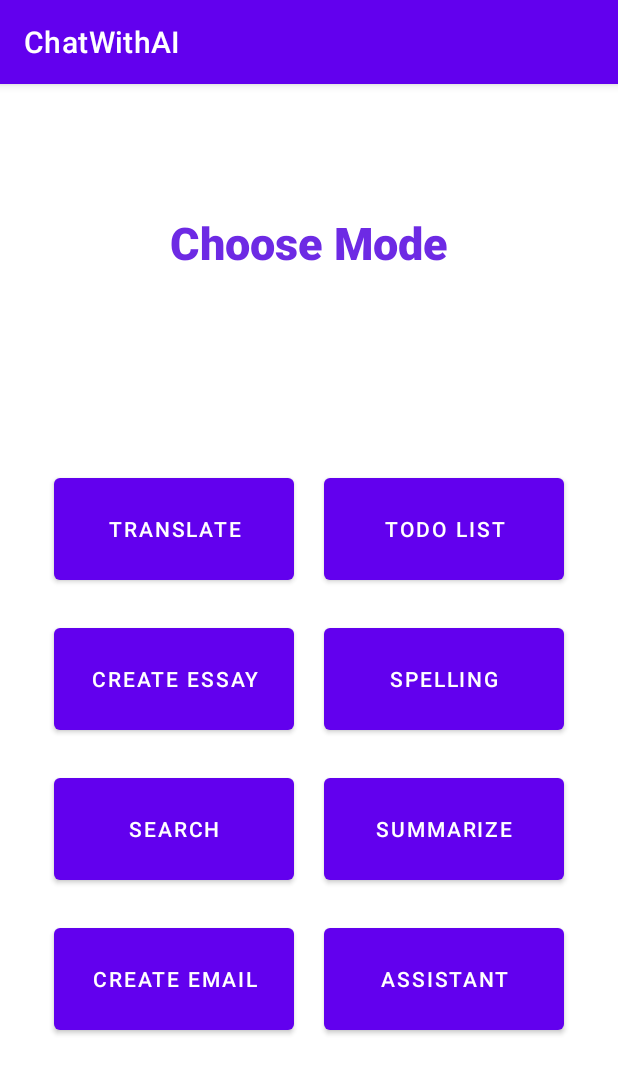
After one commit to juanc07/ChatWithAI, an Android app: the fragment ModeScreenFragment shown on its own in the app's theme, on a phone screen of 412 x 824 dp. The commit adds this screen. Shown: the top 1074 px of the screen. Run offline under Robolectric (Android 15) with nearby library versions, the phone set to English and light mode, and no system bars; our stand-ins replace Firebase (no records; nobody signed in at launch, a user with empty details on screens opened directly), data binding, navigation-ui.

Commit message:
started with mode select screen and move remote config to welcom

```diff
--- a/app/build.gradle
+++ b/app/build.gradle
@@ -13,8 +13,8 @@ android {
         applicationId "com.thinkbloxph.chatwithai"
         minSdk 26
         targetSdk 33
-        versionCode 19
-        versionName "1.0.18"
+        versionCode 20
+        versionName "1.0.19"
 
         testInstrumentationRunner "androidx.test.runner.AndroidJUnitRunner"
     }
--- a/app/src/main/java/com/thinkbloxph/chatwithai/MessageListAdapter.kt
+++ b/app/src/main/java/com/thinkbloxph/chatwithai/MessageListAdapter.kt
@@ -1,11 +1,10 @@
 package com.thinkbloxph.chatwithai
 
-import android.util.Log
 import android.view.LayoutInflater
 import android.view.ViewGroup
 import androidx.recyclerview.widget.LinearLayoutManager
 import androidx.recyclerview.widget.RecyclerView
-import com.thinkbloxph.chatwithai.screen.TypingStatusListener
+import com.thinkbloxph.chatwithai.`interface`.TypingStatusListener
 
 class MessageListAdapter(private val messageListRecyclerView: RecyclerView) : RecyclerView.Adapter<MessageViewHolder>() {
     private val messageList = mutableListOf<ChatMessage>()
--- a/app/src/main/java/com/thinkbloxph/chatwithai/MessageViewHolder.kt
+++ b/app/src/main/java/com/thinkbloxph/chatwithai/MessageViewHolder.kt
@@ -7,7 +7,7 @@ import android.view.View
 import android.widget.Button
 import android.widget.TextView
 import androidx.recyclerview.widget.RecyclerView
-import com.thinkbloxph.chatwithai.screen.TypingStatusListener
+import com.thinkbloxph.chatwithai.`interface`.TypingStatusListener
 
 class MessageViewHolder(itemView: View) : RecyclerView.ViewHolder(itemView) {
     //var isTyping: Boolean = false
--- /dev/null
+++ b/app/src/main/java/com/thinkbloxph/chatwithai/interface/TypingStatusListener.kt
@@ -0,0 +1,5 @@
+package com.thinkbloxph.chatwithai.`interface`
+
+interface TypingStatusListener {
+    fun onTypingStatusChanged(isTyping: Boolean)
+}
--- a/app/src/main/java/com/thinkbloxph/chatwithai/network/viewmodel/UserViewModel.kt
+++ b/app/src/main/java/com/thinkbloxph/chatwithai/network/viewmodel/UserViewModel.kt
@@ -40,6 +40,9 @@ class UserViewModel : ViewModel() {
 
     private val _enableSearch = MutableLiveData<Boolean>()
     val enableSearch: LiveData<Boolean> = _enableSearch
+
+    private val _creditUsage = MutableLiveData<Long>()
+    val creditUsage: LiveData<Long> = _creditUsage
 
     fun setFirebaseUserId(firebaseUserId: String) {
         _firebaseUserId.value = firebaseUserId
@@ -137,6 +140,14 @@ class UserViewModel : ViewModel() {
         return _enableSearch.value
     }
 
+    fun setCreditUsage(value: Long) {
+        _creditUsage.value = value
+    }
+
+    fun getCreditUsage(): Long? {
+        return _creditUsage.value
+    }
+
     fun reset() {
         _phoneNumber.value = ""
         _facebookUserId.value = ""
@@ -145,5 +156,6 @@ class UserViewModel : ViewModel() {
         _email.value = ""
         _enableSearch.value = true
         _searchNumResults.value = 3
+        _creditUsage.value = 1
     }
 }
--- a/app/src/main/java/com/thinkbloxph/chatwithai/screen/ChatScreenFragment.kt
+++ b/app/src/main/java/com/thinkbloxph/chatwithai/screen/ChatScreenFragment.kt
@@ -27,6 +27,7 @@ import com.thinkbloxph.chatwithai.*
 import com.thinkbloxph.chatwithai.api.GoogleApi
 import com.thinkbloxph.chatwithai.databinding.FragmentChatScreenBinding
 import com.thinkbloxph.chatwithai.helper.*
+import com.thinkbloxph.chatwithai.`interface`.TypingStatusListener
 import com.thinkbloxph.chatwithai.network.UserDatabase
 import com.thinkbloxph.chatwithai.network.viewmodel.UserViewModel
 import kotlinx.coroutines.Dispatchers
@@ -189,10 +190,11 @@ class ChatScreenFragment: Fragment() {
 
                                             if (!isSubscribed) {
                                                 // deduct each time the ai reply when not subscribed
+                                                var creditToDeduct = (_userViewModel.getCreditUsage()!! * -1).toInt()
                                                 _userViewModel.getCredit()?.let { it1 ->
                                                     userDb.updateCredit(
                                                         it1,
-                                                        -1,
+                                                        creditToDeduct,
                                                         callback = { newCredit, isSuccess ->
                                                             if (isSuccess) {
                                                                 if (newCredit != null) {
--- /dev/null
+++ b/app/src/main/java/com/thinkbloxph/chatwithai/screen/ModeScreenFragment.kt
@@ -0,0 +1,62 @@
+package com.thinkbloxph.chatwithai.screen
+
+import android.os.Bundle
+import android.view.LayoutInflater
+import android.view.View
+import android.view.ViewGroup
+import androidx.activity.OnBackPressedCallback
+import androidx.fragment.app.Fragment
+import androidx.fragment.app.activityViewModels
+import androidx.navigation.fragment.findNavController
+import com.google.firebase.auth.FirebaseAuth
+import com.google.firebase.auth.ktx.auth
+import com.google.firebase.ktx.Firebase
+import com.thinkbloxph.chatwithai.R
+import com.thinkbloxph.chatwithai.databinding.FragmentModeScreenBinding
+import com.thinkbloxph.chatwithai.helper.UIHelper
+import com.thinkbloxph.chatwithai.network.viewmodel.UserViewModel
+
+private const val INNER_TAG = "ModeScreenFragment"
+class ModeScreenFragment: Fragment() {
+    private var _binding: FragmentModeScreenBinding? = null
+    private val binding get() = _binding!!
+    private val _userViewModel: UserViewModel by activityViewModels()
+
+    private lateinit var firebaseAuth: FirebaseAuth
+    private lateinit var callback: OnBackPressedCallback
+
+    override fun onCreateView(
+        inflater: LayoutInflater, container: ViewGroup?,
+        savedInstanceState: Bundle?
+    ): View? {
+        _binding = FragmentModeScreenBinding.inflate(inflater, container, false)
+
+        firebaseAuth = Firebase.auth
+
+        UIHelper.initInstance(this.requireActivity(), this)
+        UIHelper.getInstance()?.init()
+
+        // Inflate the layout for this fragment
+        return binding.root
+    }
+
+    override fun onViewCreated(view: View, savedInstanceState: Bundle?) {
+        super.onViewCreated(view, savedInstanceState)
+
+        binding?.apply {
+            lifecycleOwner = viewLifecycleOwner
+            userViewModel = _userViewModel
+            modeScreenFragment = this@ModeScreenFragment
+        }
+    }
+
+    override fun onStart() {
+        super.onStart()
+        // hide the action back button
+        //UIHelper.getInstance().showHideBackButton(false)
+    }
+
+    fun goToChat() {
+        findNavController().navigate(R.id.action_modeScreenFragment_to_chatScreenFragment)
+    }
+}
--- a/app/src/main/java/com/thinkbloxph/chatwithai/screen/TypingStatusListener.kt
+++ /dev/null
@@ -1,5 +0,0 @@
-package com.thinkbloxph.chatwithai.screen
-
-interface TypingStatusListener {
-    fun onTypingStatusChanged(isTyping: Boolean)
-}
--- a/app/src/main/java/com/thinkbloxph/chatwithai/screen/WelcomeScreenFragment.kt
+++ b/app/src/main/java/com/thinkbloxph/chatwithai/screen/WelcomeScreenFragment.kt
@@ -8,12 +8,10 @@ import android.view.View
 import android.view.ViewGroup
 import android.widget.TextView
 import androidx.activity.OnBackPressedCallback
-import androidx.activity.addCallback
 import androidx.fragment.app.Fragment
 import androidx.fragment.app.activityViewModels
 import androidx.lifecycle.Observer
 import androidx.navigation.fragment.findNavController
-import com.facebook.login.LoginManager
 import com.google.android.material.bottomnavigation.BottomNavigationView
 import com.google.android.material.navigation.NavigationView
 import com.google.firebase.auth.FirebaseAuth
@@ -147,6 +145,9 @@ class WelcomeScreenFragment: Fragment() {
 
                 _userViewModel.setEnableSearch(RemoteConfigManager.getBoolean("enable_search"))
                 Log.d(TAG, "enableSearch: ${_userViewModel.getEnableSearch()}")
+
+                _userViewModel.setCreditUsage(RemoteConfigManager.getLong("credit_usage"))
+                Log.d(TAG, "creditUsage: ${_userViewModel.getCreditUsage()}")
             }else{
                 // default
                 _userViewModel.setSearchNumResults(3)
@@ -154,6 +155,9 @@ class WelcomeScreenFragment: Fragment() {
 
                 _userViewModel.setEnableSearch(true)
                 Log.d(TAG, "enableSearch: ${_userViewModel.getEnableSearch()}")
+
+                _userViewModel.setCreditUsage(1)
+                Log.d(TAG, "creditUsage: ${_userViewModel.getCreditUsage()}")
             }
         }
     }
@@ -190,6 +194,10 @@ class WelcomeScreenFragment: Fragment() {
         findNavController().navigate(R.id.action_welcomeScreenFragment_to_chatScreenFragment)
     }
 
+    fun goToModeSelection() {
+        findNavController().navigate(R.id.action_welcomeScreenFragment_to_modeScreenFragment)
+    }
+
     fun signout(){
         var currentProvider: String? = null
         if (firebaseAuth.currentUser?.providerData?.size!! > 0) {
--- /dev/null
+++ b/app/src/main/res/layout/fragment_mode_screen.xml
@@ -0,0 +1,110 @@
+<?xml version="1.0" encoding="utf-8"?>
+<layout xmlns:android="http://schemas.android.com/apk/res/android"
+    xmlns:app="http://schemas.android.com/apk/res-auto"
+    xmlns:tools="http://schemas.android.com/tools"
+    tools:context="com.thinkbloxph.pinoymassageapp.screen.ModeScreenFragment">
+
+    <data>
+        <variable
+            name="userViewModel"
+            type="com.thinkbloxph.chatwithai.network.viewmodel.UserViewModel" />
+        <variable
+            name="modeScreenFragment"
+            type="com.thinkbloxph.chatwithai.screen.ModeScreenFragment" />
+    </data>
+
+    <androidx.constraintlayout.widget.ConstraintLayout
+        android:layout_width="match_parent"
+        android:layout_height="match_parent">
+
+
+        <TextView
+            android:id="@+id/chatWithAiTxt"
+            android:layout_width="wrap_content"
+            android:layout_height="wrap_content"
+            android:layout_marginTop="64dp"
+            android:fontFamily="sans-serif-black"
+            android:text="Choose Mode"
+            android:textAppearance="@style/TextAppearance.AppCompat.Small"
+            android:textColor="#6D2AE4"
+            android:textSize="30sp"
+
+            android:typeface="normal"
+            app:layout_constraintBottom_toTopOf="@+id/gridLayout"
+            app:layout_constraintEnd_toEndOf="parent"
+            app:layout_constraintHorizontal_bias="0.5"
+            app:layout_constraintStart_toStartOf="parent"
+            app:layout_constraintTop_toTopOf="parent" />
+
+        <GridLayout
+            android:id="@+id/gridLayout"
+            android:layout_width="wrap_content"
+            android:layout_height="wrap_content"
+            android:layout_margin="100dp"
+            android:columnCount="2"
+            android:rowCount="4"
+            app:layout_constraintBottom_toBottomOf="parent"
+            app:layout_constraintEnd_toEndOf="parent"
+            app:layout_constraintStart_toStartOf="parent"
+            app:layout_constraintTop_toBottomOf="@+id/chatWithAiTxt">
+
+            <Button
+                android:id="@+id/buyBtn1"
+                android:layout_width="160dp"
+                android:layout_height="80dp"
+                android:layout_margin="10dp"
+                android:text="@string/translate" />
+
+            <Button
+                android:id="@+id/buyBtn2"
+                android:layout_width="160dp"
+                android:layout_height="80dp"
+                android:layout_margin="10dp"
+                android:text="@string/todolist" />
+
+            <Button
+                android:id="@+id/buyBtn3"
+                android:layout_width="160dp"
+                android:layout_height="80dp"
+                android:layout_margin="10dp"
+                android:text="@string/create_essay" />
+
+            <Button
+                android:id="@+id/buyBtn4"
+                android:layout_width="160dp"
+                android:layout_height="80dp"
+                android:layout_margin="10dp"
+                android:text="@string/spelling" />
+
+            <Button
+                android:id="@+id/buyBtn5"
+                android:layout_width="160dp"
+                android:layout_height="80dp"
+                android:layout_margin="10dp"
+                android:text="@string/search" />
+
+            <Button
+                android:id="@+id/buyBtn6"
+                android:layout_width="160dp"
+                android:layout_height="80dp"
+                android:layout_margin="10dp"
+                android:text="@string/summarize_text"/>
+
+            <Button
+                android:id="@+id/buyBtn7"
+                android:layout_width="160dp"
+                android:layout_height="80dp"
+                android:layout_margin="10dp"
+                android:text="@string/create_email" />
+
+            <Button
+                android:id="@+id/buyBtn8"
+                android:layout_width="160dp"
+                android:layout_height="80dp"
+                android:layout_margin="10dp"
+                android:text="@string/assistant" />
+
+        </GridLayout>
+
+    </androidx.constraintlayout.widget.ConstraintLayout>
+</layout>
--- a/app/src/main/res/navigation/nav_graph.xml
+++ b/app/src/main/res/navigation/nav_graph.xml
@@ -39,9 +39,20 @@
         <action
             android:id="@+id/action_welcomeScreenFragment_to_shopScreenFragment"
             app:destination="@id/shopScreenFragment" />
+        <action
+            android:id="@+id/action_welcomeScreenFragment_to_modeScreenFragment"
+            app:destination="@id/modeScreenFragment" />
     </fragment>
     <fragment
         android:id="@+id/shopScreenFragment"
         android:name="com.thinkbloxph.chatwithai.screen.ShopScreenFragment"
         android:label="@string/app_name_inner" />
+    <fragment
+        android:id="@+id/modeScreenFragment"
+        android:name="com.thinkbloxph.chatwithai.screen.ModeScreenFragment"
+        android:label="ModeScreenFragment" >
+        <action
+            android:id="@+id/action_modeScreenFragment_to_chatScreenFragment"
+            app:destination="@id/chatScreenFragment" />
+    </fragment>
 </navigation>
--- a/app/src/main/res/values/strings.xml
+++ b/app/src/main/res/values/strings.xml
@@ -25,4 +25,12 @@
     <string name="refill_your_credit_now">Refill Your Credits Now!</string>
     <string name="out_of_credit_info">"Sorry, but you run out of credit. you need to buy credit to use this app or activate a subscription"</string>
     <string name="toggle_title">instant reply</string>
+    <string name="translate">Translate</string>
+    <string name="todolist">Todo List</string>
+    <string name="create_essay">Create Essay</string>
+    <string name="spelling">Spelling</string>
+    <string name="search">Search</string>
+    <string name="summarize_text">Summarize</string>
+    <string name="create_email">Create Email</string>
+    <string name="assistant">Assistant</string>
 </resources>
--- a/app/src/main/res/xml/remote_config_defaults.xml
+++ b/app/src/main/res/xml/remote_config_defaults.xml
@@ -16,5 +16,9 @@
         <key>enable_search</key>
         <value>true</value>
     </entry>
+    <entry>
+        <key>credit_usage</key>
+        <value>1</value>
+    </entry>
     <!-- Add more parameters here -->
 </defaultsMap>
```
